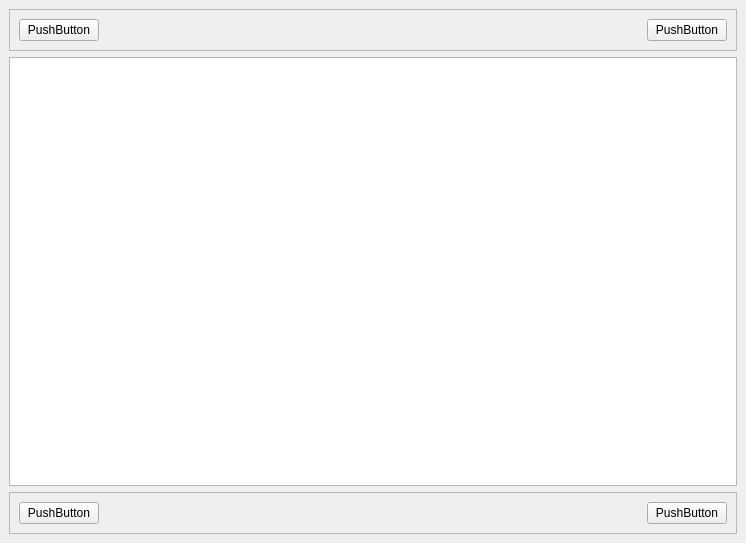
The window that src/views/novel/pages/content/content.ui (ddmoyu/ddmy) describes before a commit, drawn with Qt 5.
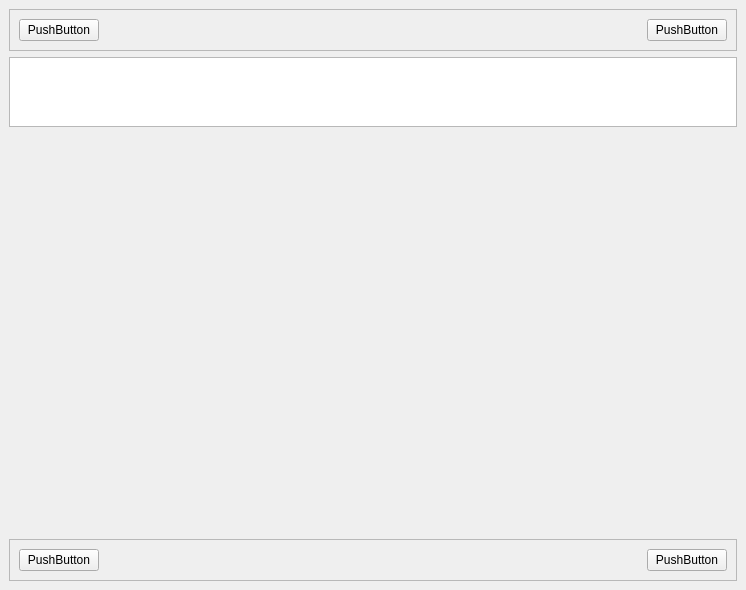
The same window after the commit. Custom widgets are drawn as their Qt base class.

Commit message: 不使用浏览器引擎通过webview获取网页内容，减少编译后的体积500->200

Diff of the .ui file:
```diff
--- a/src/views/novel/pages/content/content.ui
+++ b/src/views/novel/pages/content/content.ui
@@ -7,7 +7,7 @@
     <x>0</x>
     <y>0</y>
     <width>746</width>
-    <height>543</height>
+    <height>578</height>
    </rect>
   </property>
   <property name="windowTitle">
@@ -71,10 +71,7 @@
         </layout>
        </widget>
       </item>
-      <item row="1" column="0">
-       <widget class="TextBrowser" name="textBrowser"/>
-      </item>
-      <item row="2" column="0">
+      <item row="3" column="0">
        <widget class="QFrame" name="frame_2">
         <property name="frameShape">
          <enum>QFrame::Shape::StyledPanel</enum>
@@ -113,6 +110,24 @@
         </layout>
        </widget>
       </item>
+      <item row="1" column="0">
+       <widget class="TextBrowser" name="textBrowser"/>
+      </item>
+      <item row="2" column="0">
+       <widget class="QWidget" name="webview" native="true">
+        <property name="minimumSize">
+         <size>
+          <width>0</width>
+          <height>400</height>
+         </size>
+        </property>
+        <layout class="QGridLayout" name="gridLayout_5">
+         <item row="0" column="0">
+          <layout class="QVBoxLayout" name="wv_layout"/>
+         </item>
+        </layout>
+       </widget>
+      </item>
      </layout>
     </widget>
    </item>
```
The commit also changes 10 other files.
